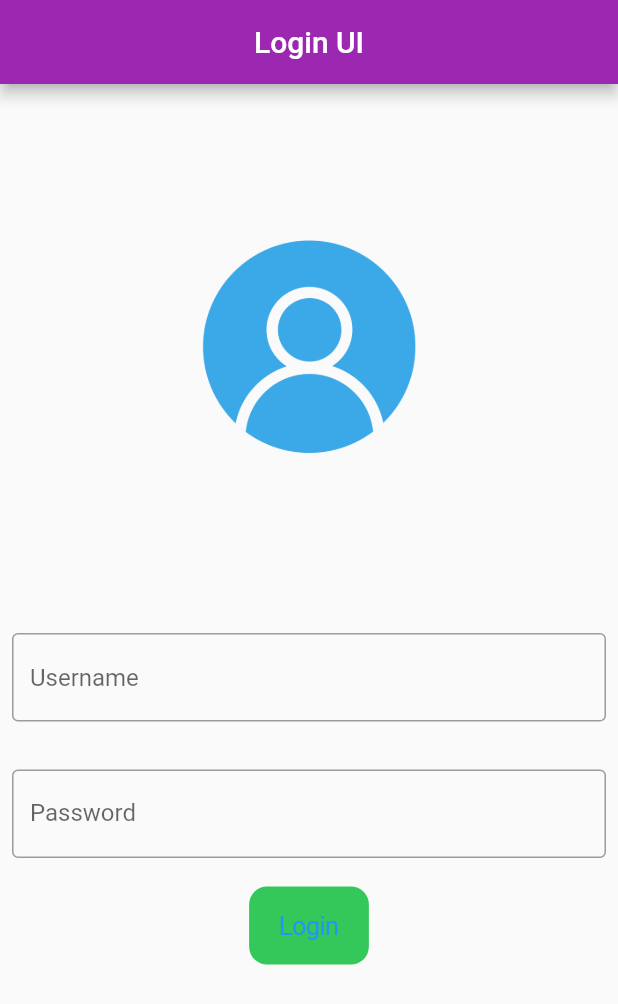
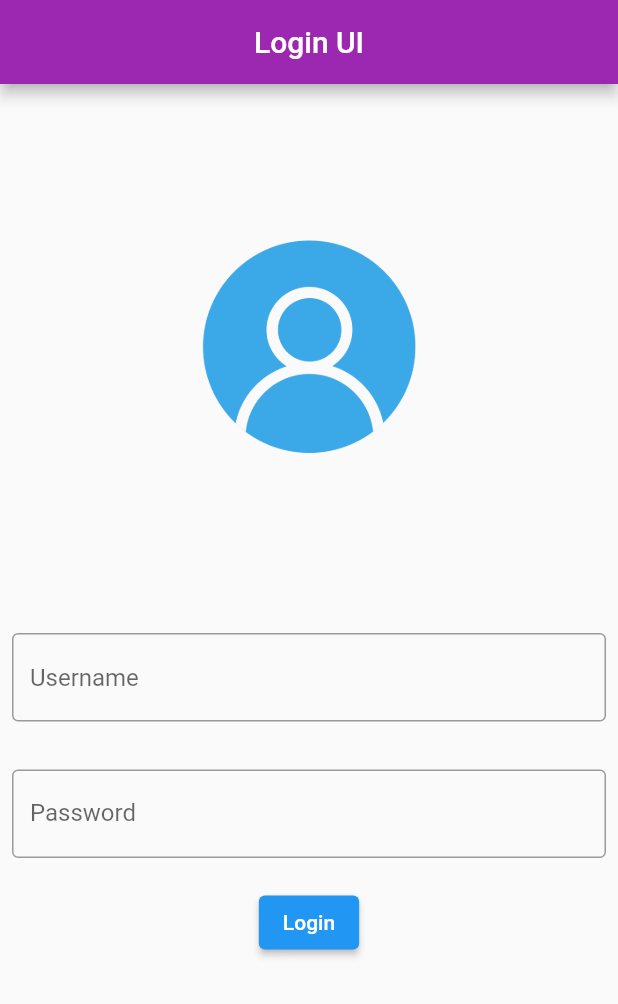
Before and after one commit to ivantrj/flutter_login_screen_youtube, a Flutter app: the screen it shows after launch, on a phone screen of 412 x 824 dp. Shown: the top 1004 px of the screen. Run offline on Flutter 3.47's test engine with Material 2 defaults, Android fonts, the light colour scheme and no system bars.

Commit message:
change button to elevated

```diff
--- a/lib/login_page.dart
+++ b/lib/login_page.dart
@@ -44,10 +44,9 @@ class LoginScreen extends StatelessWidget {
           ),
           Padding(
             padding: EdgeInsets.all(3),
-            child: CupertinoButton(
+            child: ElevatedButton(
               onPressed: () {},
               child: Text("Login"),
-              color: CupertinoColors.activeGreen,
             ),
           ),
         ],
```
